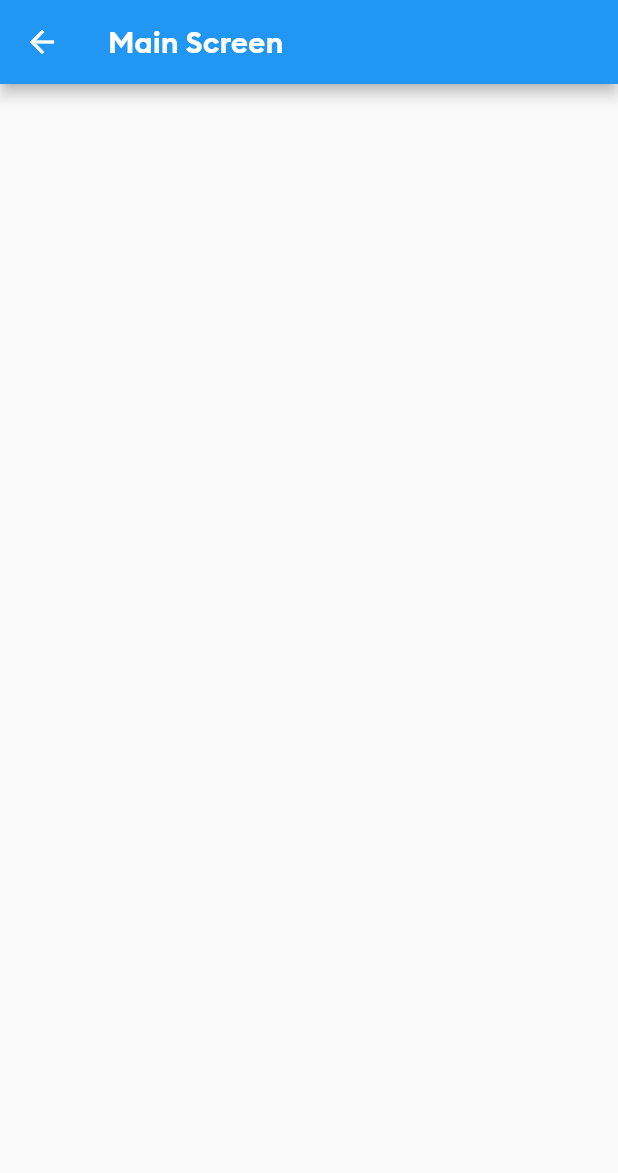
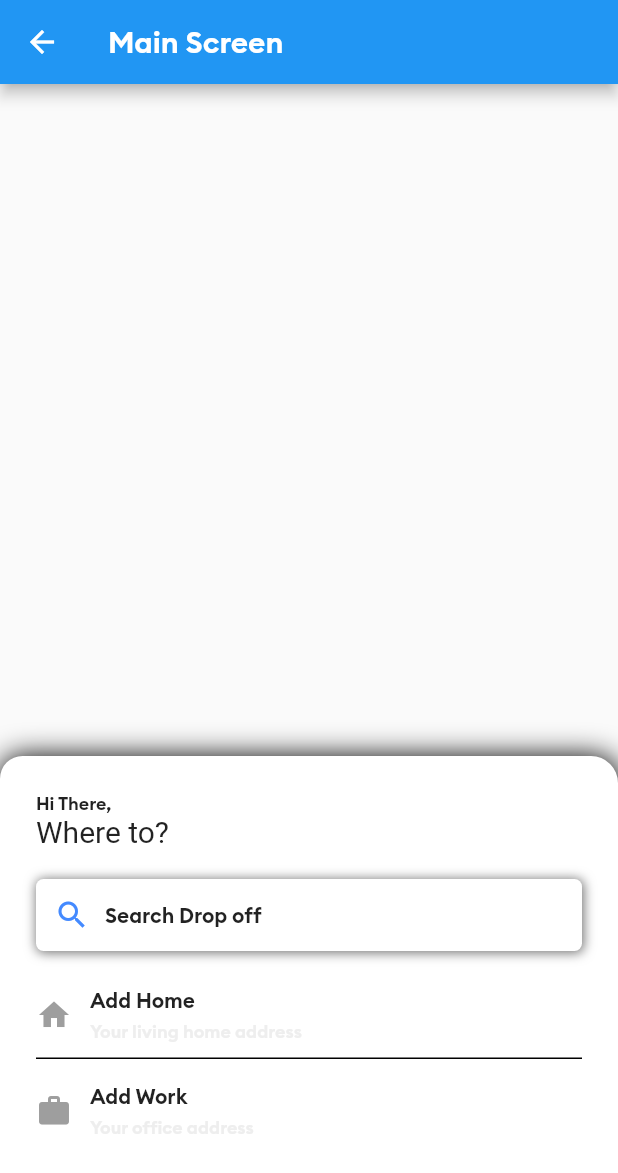
Before and after one commit to NEMO2345/ThucTapChuyenMon, a Flutter app: the MainScreen screen opened by its route, on a phone screen of 412 x 824 dp. Shown: the top 1173 px of the screen. Run offline on Flutter 3.47's test engine with Material 2 defaults, Android fonts, the phone set to English and light mode, and no system bars; our stand-ins replace firebase_auth, firebase_core, firebase_database, fluttertoast; accounts and stored records are empty; Roboto replaces fonts that are missing (Brand-Bold).

Commit message:
add home and work location

```diff
--- a/rider_app/lib/AllScreens/mainscreen.dart
+++ b/rider_app/lib/AllScreens/mainscreen.dart
@@ -1,4 +1,6 @@
+
 import 'package:flutter/material.dart';
+import 'package:rider_app/AllWidgets/Divider.dart';
 
 class MainScreen extends StatefulWidget {
   static const String idScreen = "mainScreen";
@@ -10,12 +12,116 @@ class MainScreen extends StatefulWidget {
 }
 
 class _MainScreenState extends State<MainScreen> {
+  get initialCameraPosition => null;
+
   @override
   Widget build(BuildContext context) {
     return Scaffold(
       appBar: AppBar(
         title: Text("Main Screen"),
       ),
+      body: Stack(
+        children: [
+        /*  GoogleMap(initialCameraPosition: initialCameraPosition),*/
+          Positioned(
+            left: 0.0,
+            right: 0.0,
+            bottom: 0.0,
+            child: Container(
+              height: 320.0,
+              decoration: BoxDecoration(
+                color: Colors.white,
+                borderRadius: BorderRadius.only(
+                  topLeft: Radius.circular(15.0),
+                  topRight: Radius.circular((18.0)),
+                ),
+                boxShadow: [
+                  BoxShadow(
+                    color: Colors.black,
+                    blurRadius: 16.0,
+                    spreadRadius: 0.5,
+                    offset: Offset(0.7, 0.7),
+                  )
+                ],
+              ),
+              child: Padding(
+                padding: const EdgeInsets.symmetric(horizontal: 24.0,vertical: 18.0),
+                child: Column(
+                  crossAxisAlignment: CrossAxisAlignment.start,
+                  children: [
+                    SizedBox(height: 6.0),
+                    Text("Hi There, ",style: TextStyle(fontSize: 12.0),),
+                    Text("Where to? ",style: TextStyle(fontSize: 20.0,fontFamily: "Brand-Bold"),),
+                    SizedBox(height:20.0 ),
+                    Container(
+                      decoration: BoxDecoration(
+                        color: Colors.white,
+                        borderRadius: BorderRadius.circular(
+                         5.0
+                        ),
+                        boxShadow: [
+                          BoxShadow(
+                            color: Colors.black54,
+                            blurRadius: 6.0,
+                            spreadRadius: 0.5,
+                            offset: Offset(0.7, 0.7),
+                          )
+                        ],
+                      ),
+                      child: Padding(
+                        padding: const EdgeInsets.all(12.0),
+                        child: Row(
+                          children: [
+                            Icon(Icons.search,color: Colors.blueAccent,),
+                            SizedBox(width: 10.0,),
+                            Text("Search Drop off"),
+                          ],
+                        ),
+                      ),
+                    ),
+                    SizedBox(height: 24.0,),
+                    Row(
+                      children: [
+                        Icon(Icons.home,color: Colors.grey,),
+                        SizedBox(width: 12.0,),
+                        Column(
+                          crossAxisAlignment: CrossAxisAlignment.start,
+                          children: [
+                            Text("Add Home"),
+                            SizedBox(height: 4.0,),
+                            Text("Your living home address",style: TextStyle(color: Colors.grey[200],fontSize:12.0 ),),
+
+                          ],
+                        ),
+                      ],
+                    ),
+
+                    SizedBox(height: 10.0,),
+                    DividerWidget(),
+                    SizedBox(height: 16.0,),
+
+                    Row(
+                      children: [
+                        Icon(Icons.work,color: Colors.grey,),
+                        SizedBox(width: 12.0,),
+                        Column(
+                          crossAxisAlignment: CrossAxisAlignment.start,
+                          children: [
+                            Text("Add Work"),
+                            SizedBox(height: 4.0,),
+                            Text("Your office address",style: TextStyle(color: Colors.grey[200],fontSize:12.0 ),),
+
+                          ],
+                        ),
+                      ],
+                    ),
+                  ],
+                ),
+              ),
+            ),
+          ),
+        ],
+      ),
     );
   }
 }
--- /dev/null
+++ b/rider_app/lib/AllWidgets/Divider.dart
@@ -0,0 +1,13 @@
+import 'package:flutter/material.dart';
+
+class DividerWidget extends StatelessWidget {
+
+  @override
+  Widget build(BuildContext context) {
+    return Divider(
+      height: 1.0,
+      color:Colors.black ,
+      thickness: 1.0,
+    );
+  }
+}
--- a/rider_app/pubspec.yaml
+++ b/rider_app/pubspec.yaml
@@ -39,6 +39,7 @@ dependencies:
   firebase_auth: ^4.8.0
   firebase_database: ^10.2.5
   fluttertoast: ^8.2.2
+ # google_maps_flutter: ^2.5.0
 
 dev_dependencies:
   flutter_test:
```
Also changed, not shown: rider_app/lib/AllWidgets/configMaps.dart (added).
